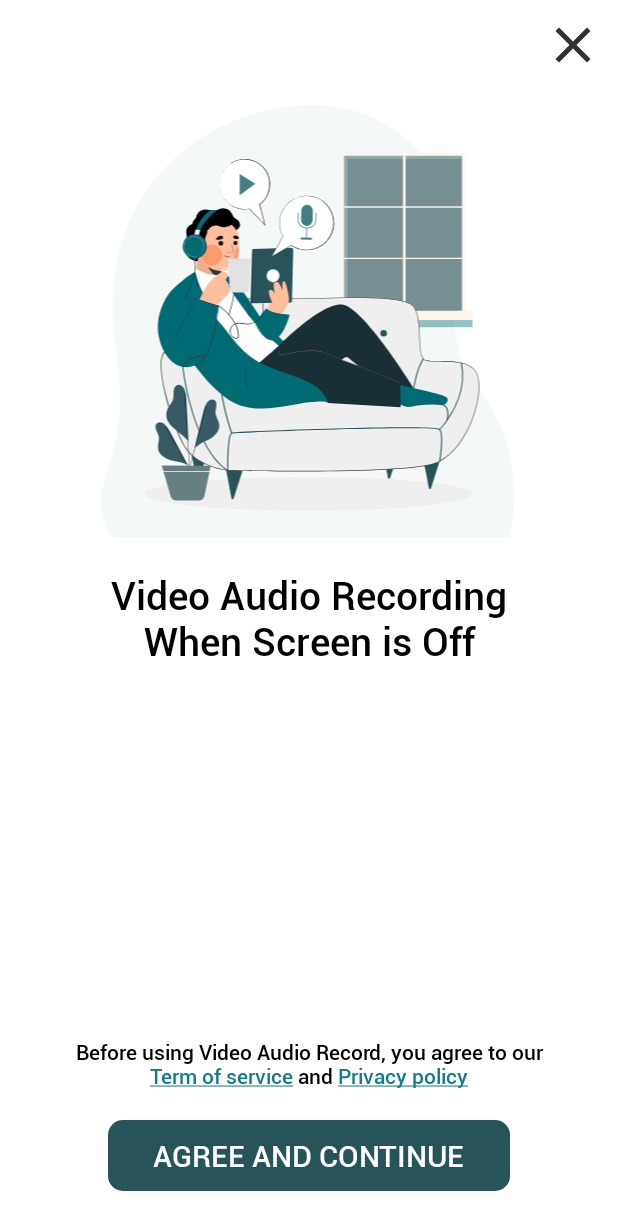
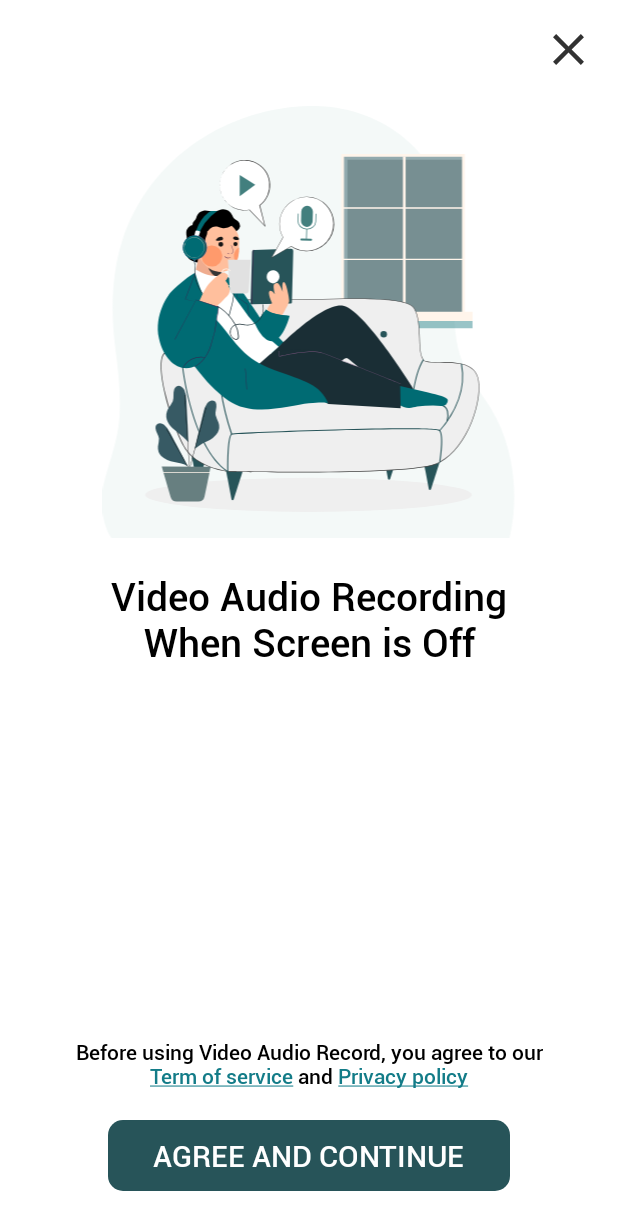
Before and after one commit to mikhoaitay23/backgroundvideo22, an Android app: the screen it shows after launch (MainActivity), on a phone screen of 412 x 824 dp. Shown: the top 1230 px of the screen. Run offline under Robolectric (Android 15) with nearby library versions, the phone set to English and light mode, and no system bars; our stand-ins replace data binding.

Commit message:
update privacy policy

```diff
--- a/app/src/main/java/com/hola360/backgroundvideorecoder/ui/privacy/ConfirmPrivacy.kt
+++ b/app/src/main/java/com/hola360/backgroundvideorecoder/ui/privacy/ConfirmPrivacy.kt
@@ -29,7 +29,9 @@ class ConfirmPrivacy: BaseFragment<FragmentConfirmPrivacyBinding>() {
             dataPref!!.putBooleanValue(MainActivity.PRIVACY, true)
             findNavController().popBackStack()
         }
-
+        binding!!.close.setOnClickListener {
+            requireActivity().finish()
+        }
     }
 
     private fun setupTextViewClick(){
--- a/app/src/main/res/values/dimens.xml
+++ b/app/src/main/res/values/dimens.xml
@@ -1,6 +1,6 @@
 <?xml version="1.0" encoding="utf-8"?>
 <resources>
-    <dimen name="privacy_cancel_icon_height">40dp</dimen>
-    <dimen name="privacy_cancel_icon_margin">10dp</dimen>
+    <dimen name="privacy_cancel_icon_height">35dp</dimen>
+    <dimen name="privacy_cancel_icon_margin">15dp</dimen>
     <dimen name="privacy_item_margin_top">20dp</dimen>
 </resources>
```
